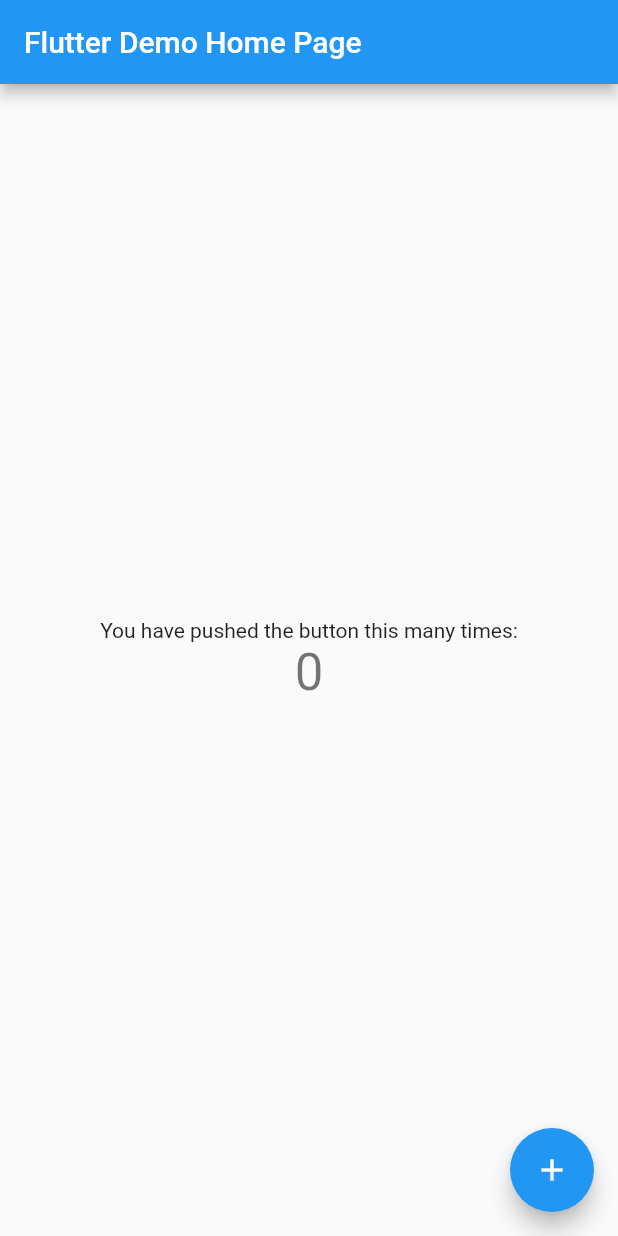
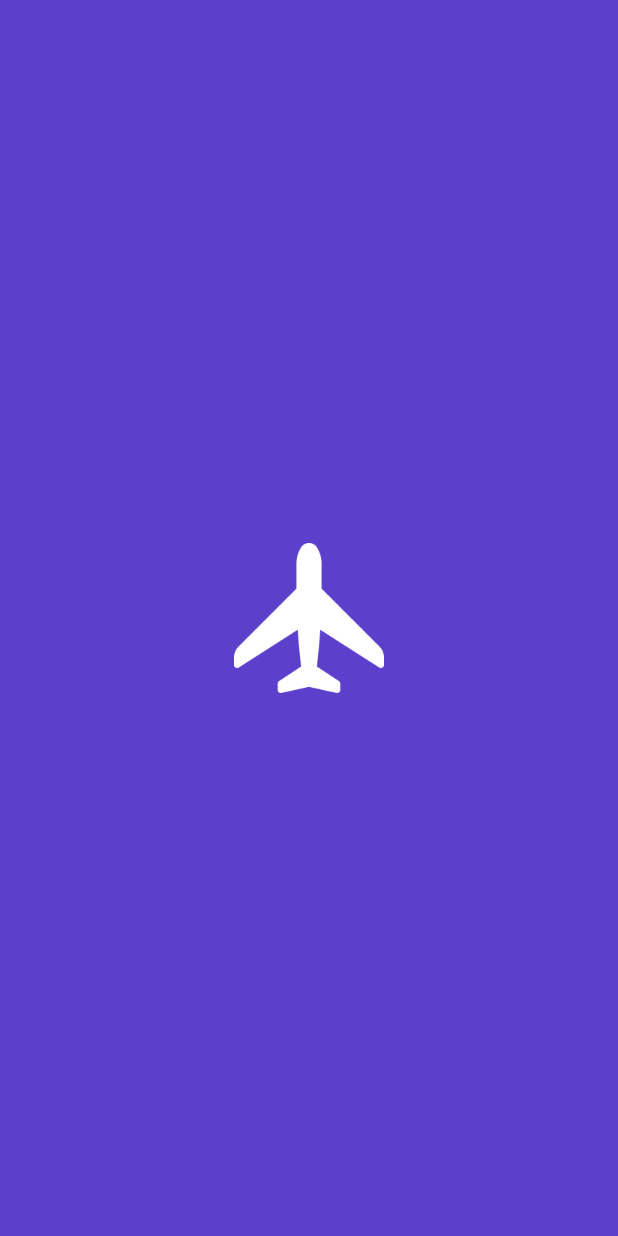
Before and after one commit to HarunNurahman/book-inn-air, a Flutter app: the screen it shows after launch, on a phone screen of 412 x 824 dp. Run offline on Flutter 3.47's test engine with Material 2 defaults, Android fonts, the phone set to English and light mode, and no system bars; our stand-ins replace device_preview, google_fonts.

Commit message:
Slicing UI Splash Page

```diff
--- a/lib/main.dart
+++ b/lib/main.dart
@@ -1,115 +1,25 @@
+import 'package:book_inn_air/pages/splash_page.dart';
+import 'package:device_preview/device_preview.dart';
+import 'package:flutter/foundation.dart';
 import 'package:flutter/material.dart';
 
-void main() {
-  runApp(const MyApp());
-}
+
+void main() => runApp(
+      DevicePreview(
+        enabled: !kReleaseMode,
+        builder: (context) => MyApp(), // Wrap your app
+      ),
+    );
 
 class MyApp extends StatelessWidget {
-  const MyApp({Key? key}) : super(key: key);
-
-  // This widget is the root of your application.
   @override
   Widget build(BuildContext context) {
     return MaterialApp(
-      title: 'Flutter Demo',
-      theme: ThemeData(
-        // This is the theme of your application.
-        //
-        // Try running your application with "flutter run". You'll see the
-        // application has a blue toolbar. Then, without quitting the app, try
-        // changing the primarySwatch below to Colors.green and then invoke
-        // "hot reload" (press "r" in the console where you ran "flutter run",
-        // or simply save your changes to "hot reload" in a Flutter IDE).
-        // Notice that the counter didn't reset back to zero; the application
-        // is not restarted.
-        primarySwatch: Colors.blue,
-      ),
-      home: const MyHomePage(title: 'Flutter Demo Home Page'),
+      debugShowCheckedModeBanner: false,
+      useInheritedMediaQuery: true,
+      locale: DevicePreview.locale(context),
+      builder: DevicePreview.appBuilder,
+      home: const SplashPage(),
     );
   }
 }
-
-class MyHomePage extends StatefulWidget {
-  const MyHomePage({Key? key, required this.title}) : super(key: key);
-
-  // This widget is the home page of your application. It is stateful, meaning
-  // that it has a State object (defined below) that contains fields that affect
-  // how it looks.
-
-  // This class is the configuration for the state. It holds the values (in this
-  // case the title) provided by the parent (in this case the App widget) and
-  // used by the build method of the State. Fields in a Widget subclass are
-  // always marked "final".
-
-  final String title;
-
-  @override
-  State<MyHomePage> createState() => _MyHomePageState();
-}
-
-class _MyHomePageState extends State<MyHomePage> {
-  int _counter = 0;
-
-  void _incrementCounter() {
-    setState(() {
-      // This call to setState tells the Flutter framework that something has
-      // changed in this State, which causes it to rerun the build method below
-      // so that the display can reflect the updated values. If we changed
-      // _counter without calling setState(), then the build method would not be
-      // called again, and so nothing would appear to happen.
-      _counter++;
-    });
-  }
-
-  @override
-  Widget build(BuildContext context) {
-    // This method is rerun every time setState is called, for instance as done
-    // by the _incrementCounter method above.
-    //
-    // The Flutter framework has been optimized to make rerunning build methods
-    // fast, so that you can just rebuild anything that needs updating rather
-    // than having to individually change instances of widgets.
-    return Scaffold(
-      appBar: AppBar(
-        // Here we take the value from the MyHomePage object that was created by
-        // the App.build method, and use it to set our appbar title.
-        title: Text(widget.title),
-      ),
-      body: Center(
-        // Center is a layout widget. It takes a single child and positions it
-        // in the middle of the parent.
-        child: Column(
-          // Column is also a layout widget. It takes a list of children and
-          // arranges them vertically. By default, it sizes itself to fit its
-          // children horizontally, and tries to be as tall as its parent.
-          //
-          // Invoke "debug painting" (press "p" in the console, choose the
-          // "Toggle Debug Paint" action from the Flutter Inspector in Android
-          // Studio, or the "Toggle Debug Paint" command in Visual Studio Code)
-          // to see the wireframe for each widget.
-          //
-          // Column has various properties to control how it sizes itself and
-          // how it positions its children. Here we use mainAxisAlignment to
-          // center the children vertically; the main axis here is the vertical
-          // axis because Columns are vertical (the cross axis would be
-          // horizontal).
-          mainAxisAlignment: MainAxisAlignment.center,
-          children: <Widget>[
-            const Text(
-              'You have pushed the button this many times:',
-            ),
-            Text(
-              '$_counter',
-              style: Theme.of(context).textTheme.headline4,
-            ),
-          ],
-        ),
-      ),
-      floatingActionButton: FloatingActionButton(
-        onPressed: _incrementCounter,
-        tooltip: 'Increment',
-        child: const Icon(Icons.add),
-      ), // This trailing comma makes auto-formatting nicer for build methods.
-    );
-  }
-}
--- /dev/null
+++ b/lib/pages/splash_page.dart
@@ -0,0 +1,19 @@
+import 'package:book_inn_air/shared/styles.dart';
+import 'package:flutter/material.dart';
+
+class SplashPage extends StatelessWidget {
+  const SplashPage({Key? key}) : super(key: key);
+
+  @override
+  Widget build(BuildContext context) {
+    return Scaffold(
+      backgroundColor: primaryColor,
+      body: Center(
+        child: Image.asset(
+          'assets/images/app_logo.png',
+          width: 100,
+        ),
+      ),
+    );
+  }
+}
```
Also changed, not shown: lib/shared/styles.dart (added, +42 -0 lines), pubspec.yaml (+4 -16 lines), pubspec.lock, 1 other file.
